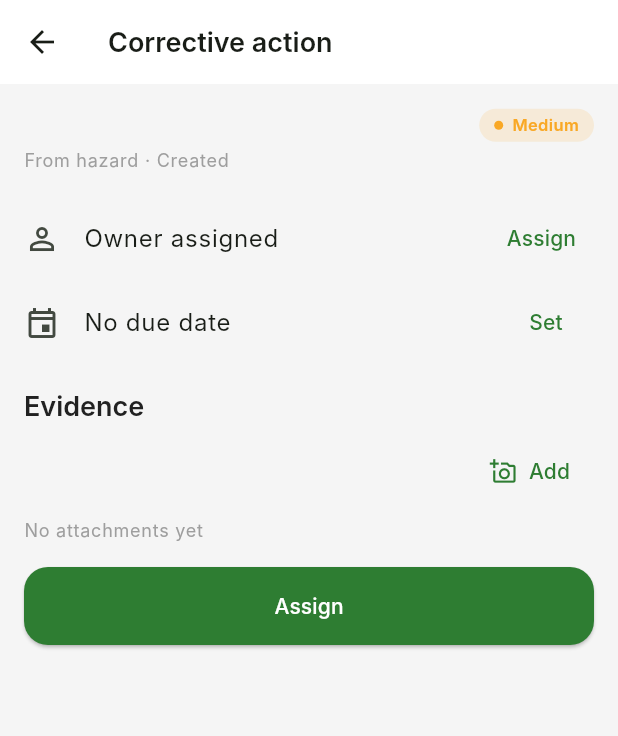
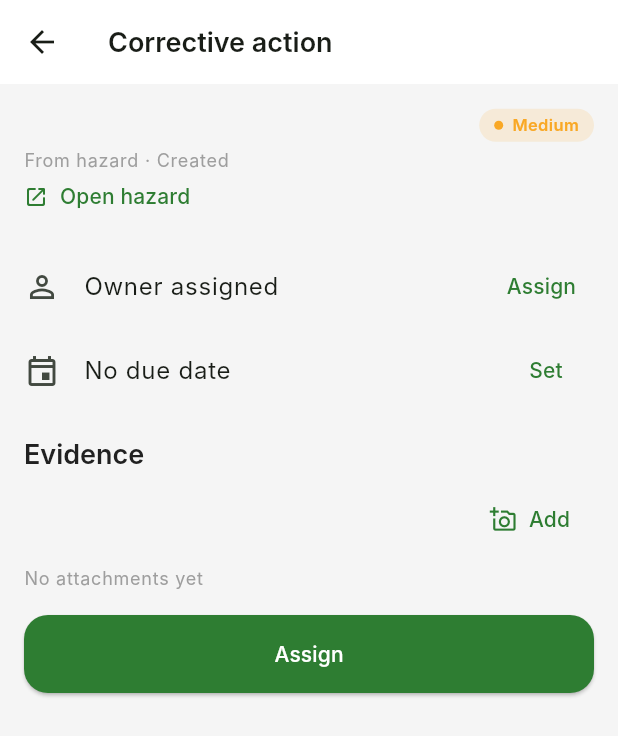
Before and after one commit to simonchuene/OHS_SHIELD_TRACKER_1.0, a Flutter app: the CapaDetailScreen screen opened directly with empty values, on a phone screen of 412 x 824 dp. Shown: the top 736 px of the screen. Run offline on Flutter 3.47's test engine with Material 3 defaults, Android fonts, the phone set to English and light mode, and no system bars; our stand-ins replace connectivity_plus, drift, file_picker, firebase_core, firebase_messaging, flutter_riverpod and 10 more; accounts and stored records are empty; generated files the repository leaves out were written again; Roboto replaces fonts that are missing (Inter).

Commit message:
Surface hazard<->CAPA links on both detail pages
Closing a hazard can fail with "all linked corrective actions must be closed
first", but there was no way to see which CAPAs were linked from either side.

- Hazard detail: new "Corrective actions" section lists linked CAPAs with an
  open/closed marker and status, each tappable through to the CAPA. Open
  actions are listed first (they gate closure). The "Add CAPA" button moves
  here from the mislabeled "Investigations" section, and the list refreshes on
  pull-to-refresh and after adding a CAPA.
- CAPA detail: an "Open <source>" link navigates to the originating hazard /
  incident / investigation.
- Add CapaRepository.listForHazard (server + offline cache, open-first) and a
  capasForHazard provider to back the list.

Verified on-device both directions and that open CAPAs show as the blockers to
closing the hazard.

Co-Authored-By: Claude Opus 4.8 <noreply@anthropic.com>

```diff
--- a/lib/features/capa/application/capa_use_cases.dart
+++ b/lib/features/capa/application/capa_use_cases.dart
@@ -10,6 +10,7 @@ class CapaUseCases {
   final CapaRepository _repo;
 
   Future<Result<List<CorrectiveAction>>> list(CapaFilter f, {String? uid}) => _repo.list(f, currentUserId: uid);
+  Future<Result<List<CorrectiveAction>>> listForHazard(String hazardId) => _repo.listForHazard(hazardId);
   Future<Result<CorrectiveAction>> get(String id) => _repo.get(id);
 
   Future<Result<CorrectiveAction>> create({
--- a/lib/features/capa/domain/repositories/capa_repository.dart
+++ b/lib/features/capa/domain/repositories/capa_repository.dart
@@ -33,6 +33,10 @@ class CapaSourceRef {
 
 abstract interface class CapaRepository {
   Future<Result<List<CorrectiveAction>>> list(CapaFilter filter, {String? currentUserId});
+
+  /// CAPAs linked to a given source hazard (open ones first).
+  Future<Result<List<CorrectiveAction>>> listForHazard(String hazardId);
+
   Future<Result<CorrectiveAction>> get(String id);
 
   Future<Result<CorrectiveAction>> create({
--- a/lib/features/capa/presentation/screens/capa_detail_screen.dart
+++ b/lib/features/capa/presentation/screens/capa_detail_screen.dart
@@ -1,8 +1,10 @@
 // path: lib/features/capa/presentation/screens/capa_detail_screen.dart
 import 'package:flutter/material.dart';
 import 'package:flutter_riverpod/flutter_riverpod.dart';
+import 'package:go_router/go_router.dart';
 import 'package:intl/intl.dart';
 import 'package:ohs_shield_tracker/core/error/failure.dart';
+import 'package:ohs_shield_tracker/core/router/routes.dart';
 import 'package:ohs_shield_tracker/core/theme/app_colors.dart';
 import 'package:ohs_shield_tracker/features/attachments/domain/entities/attachment_owner_type.dart';
 import 'package:ohs_shield_tracker/features/attachments/presentation/widgets/attachment_field.dart';
@@ -46,6 +48,20 @@ class _Body extends ConsumerWidget {
       ],),
       const SizedBox(height: 4),
       Text('${capaSourceLabel(capa.source)} · ${capa.status.label}', style: Theme.of(context).textTheme.labelSmall),
+      if (_sourceRoute() != null)
+        Align(
+          alignment: Alignment.centerLeft,
+          child: TextButton.icon(
+            style: TextButton.styleFrom(
+              padding: EdgeInsets.zero,
+              minimumSize: const Size(0, 32),
+              tapTargetSize: MaterialTapTargetSize.shrinkWrap,
+            ),
+            onPressed: () => context.push(_sourceRoute()!),
+            icon: const Icon(Icons.open_in_new_rounded, size: 16),
+            label: Text('Open ${_sourceNoun()}'),
+          ),
+        ),
       if (capa.isOverdue)
         const Padding(padding: EdgeInsets.only(top: 4), child: Text('Overdue', style: TextStyle(color: AppColors.criticalRed, fontWeight: FontWeight.w700))),
       const SizedBox(height: 16),
@@ -83,6 +99,22 @@ class _Body extends ConsumerWidget {
     ],);
   }
 
+  /// Route to the CAPA's originating record, or null when it can't be opened
+  /// (e.g. an inspection-item source, which has no standalone detail page).
+  String? _sourceRoute() {
+    if (capa.hazardId != null) return Routes.hazardDetail(capa.hazardId!);
+    if (capa.incidentId != null) return Routes.incidentDetail(capa.incidentId!);
+    if (capa.investigationId != null) return Routes.investigationDetail(capa.investigationId!);
+    return null;
+  }
+
+  String _sourceNoun() => switch (capa.source) {
+        CapaSource.hazard => 'hazard',
+        CapaSource.incident => 'incident',
+        CapaSource.investigation => 'investigation',
+        _ => 'source',
+      };
+
   Future<void> _assignOwner(BuildContext context, WidgetRef ref) async {
     final users = await ref.read(companyUsersProvider.future);
     if (!context.mounted) return;
```
Also changed, not shown: lib/features/capa/data/capa_repository_impl.dart (+34 -0 lines), lib/features/capa/presentation/providers/capa_providers.dart (+7 -0 lines), lib/features/hazards/presentation/screens/hazard_detail_screen.dart (+72 -26 lines).
